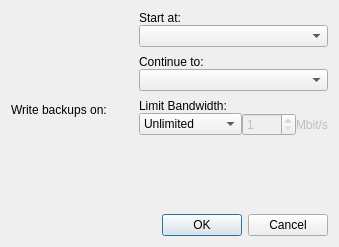
Qt form client/src/ui/dialogs/backup_schedule_dialog.ui (networkoptix/nx_open) before a commit.
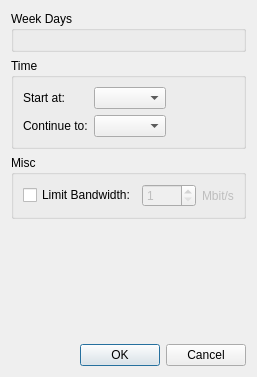
The same form after that commit.

Commit message:
VMS-1217: Rework backup schedule dialog
<==== Mercurial data ====>
Branch: dev_2.5.0_gui

```diff
--- a/client/src/ui/dialogs/backup_schedule_dialog.ui
+++ b/client/src/ui/dialogs/backup_schedule_dialog.ui
@@ -6,8 +6,8 @@
    <rect>
     <x>0</x>
     <y>0</y>
-    <width>326</width>
-    <height>247</height>
+    <width>229</width>
+    <height>377</height>
    </rect>
   </property>
   <property name="windowTitle">
@@ -15,44 +15,19 @@
   </property>
   <layout class="QVBoxLayout" name="verticalLayout_3">
    <item>
-    <layout class="QHBoxLayout" name="horizontalLayout">
-     <property name="spacing">
-      <number>0</number>
+    <widget class="QGroupBox" name="daysGroupBox">
+     <property name="title">
+      <string>Week Days</string>
      </property>
-     <item>
-      <layout class="QVBoxLayout" name="weekDaysLayout">
-       <property name="spacing">
-        <number>8</number>
-       </property>
-       <item>
-        <widget class="QLabel" name="label">
-         <property name="text">
-          <string>Write backups on:</string>
-         </property>
-        </widget>
-       </item>
-      </layout>
-     </item>
+     <layout class="QVBoxLayout" name="weekDaysLayout"/>
+    </widget>
+   </item>
      <item>
-      <spacer name="horizontalSpacer_2">
-       <property name="orientation">
-        <enum>Qt::Horizontal</enum>
-       </property>
-       <property name="sizeType">
-        <enum>QSizePolicy::Fixed</enum>
-       </property>
-       <property name="sizeHint" stdset="0">
-        <size>
-         <width>32</width>
-         <height>20</height>
-        </size>
-       </property>
-      </spacer>
-     </item>
-     <item>
-      <layout class="QVBoxLayout" name="verticalLayout_2">
-       <item>
-        <layout class="QGridLayout" name="gridLayout_3">
+    <widget class="QGroupBox" name="timeGroupBox">
+     <property name="title">
+      <string>Time</string>
+     </property>
+     <layout class="QFormLayout" name="formLayout">
          <item row="0" column="0">
           <widget class="QLabel" name="label_2">
            <property name="text">
@@ -60,81 +35,50 @@
            </property>
           </widget>
          </item>
+      <item row="0" column="1">
+       <widget class="QComboBox" name="comboBoxTimeStart">
+        <property name="sizePolicy">
+         <sizepolicy hsizetype="Fixed" vsizetype="Fixed">
+          <horstretch>0</horstretch>
+          <verstretch>0</verstretch>
+         </sizepolicy>
+        </property>
+       </widget>
+      </item>
          <item row="1" column="0">
-          <widget class="QComboBox" name="comboBoxTimeStart"/>
-         </item>
-        </layout>
-       </item>
-       <item>
-        <spacer name="verticalSpacer_3">
-         <property name="orientation">
-          <enum>Qt::Vertical</enum>
-         </property>
-         <property name="sizeType">
-          <enum>QSizePolicy::Fixed</enum>
-         </property>
-         <property name="sizeHint" stdset="0">
-          <size>
-           <width>20</width>
-           <height>8</height>
-          </size>
-         </property>
-        </spacer>
-       </item>
-       <item>
-        <layout class="QGridLayout" name="gridLayout_2">
-         <item row="0" column="0">
           <widget class="QLabel" name="label_3">
            <property name="text">
             <string>Continue to:</string>
            </property>
           </widget>
          </item>
-         <item row="1" column="0">
-          <widget class="QComboBox" name="comboBoxTimeTo"/>
-         </item>
-        </layout>
-       </item>
-       <item>
-        <spacer name="verticalSpacer_4">
-         <property name="orientation">
-          <enum>Qt::Vertical</enum>
-         </property>
-         <property name="sizeType">
-          <enum>QSizePolicy::Fixed</enum>
-         </property>
-         <property name="sizeHint" stdset="0">
-          <size>
-           <width>20</width>
-           <height>8</height>
-          </size>
-         </property>
-        </spacer>
-       </item>
-       <item>
-        <layout class="QGridLayout" name="gridLayout">
-         <item row="0" column="0" colspan="2">
-          <widget class="QLabel" name="label_4">
-           <property name="text">
-            <string>Limit Bandwidth:</string>
-           </property>
-          </widget>
-         </item>
-         <item row="1" column="0">
-          <widget class="QComboBox" name="comboBoxBandwidth">
-           <item>
-            <property name="text">
-             <string>Unlimited</string>
-            </property>
-           </item>
-           <item>
-            <property name="text">
-             <string>No more than</string>
-            </property>
-           </item>
-          </widget>
-         </item>
          <item row="1" column="1">
+       <widget class="QComboBox" name="comboBoxTimeTo">
+        <property name="sizePolicy">
+         <sizepolicy hsizetype="Fixed" vsizetype="Fixed">
+          <horstretch>0</horstretch>
+          <verstretch>0</verstretch>
+         </sizepolicy>
+        </property>
+       </widget>
+      </item>
+     </layout>
+    </widget>
+   </item>
+   <item>
+    <widget class="QGroupBox" name="miscGroupBox">
+     <property name="title">
+      <string>Misc</string>
+     </property>
+     <layout class="QHBoxLayout" name="horizontalLayout_3" stretch="0,0,1">
+      <item>
+       <widget class="QCheckBox" name="limitBandwithCheckBox">
+        <property name="text">
+         <string>Limit Bandwidth:</string>
+        </property>
+       </widget>
+      </item>
+      <item>
           <widget class="QSpinBox" name="spinBoxBandwidth">
            <property name="enabled">
             <bool>false</bool>
@@ -147,7 +91,7 @@
            </property>
           </widget>
          </item>
-         <item row="1" column="2">
+      <item>
           <widget class="QLabel" name="bandwidthLabel">
            <property name="enabled">
             <bool>false</bool>
@@ -158,6 +102,7 @@
           </widget>
          </item>
         </layout>
+    </widget>
        </item>
        <item>
         <spacer name="verticalSpacer">
@@ -171,23 +116,6 @@
           </size>
          </property>
         </spacer>
-       </item>
-      </layout>
-     </item>
-     <item>
-      <spacer name="horizontalSpacer">
-       <property name="orientation">
-        <enum>Qt::Horizontal</enum>
-       </property>
-       <property name="sizeHint" stdset="0">
-        <size>
-         <width>40</width>
-         <height>20</height>
-        </size>
-       </property>
-      </spacer>
-     </item>
-    </layout>
    </item>
    <item>
     <widget class="QDialogButtonBox" name="buttonBox">
```
Left out of the diff: 2 changed lines with no effect on the pictures. Lines whose indentation alone changed are shown as unchanged. The commit also changes 5 other files.
